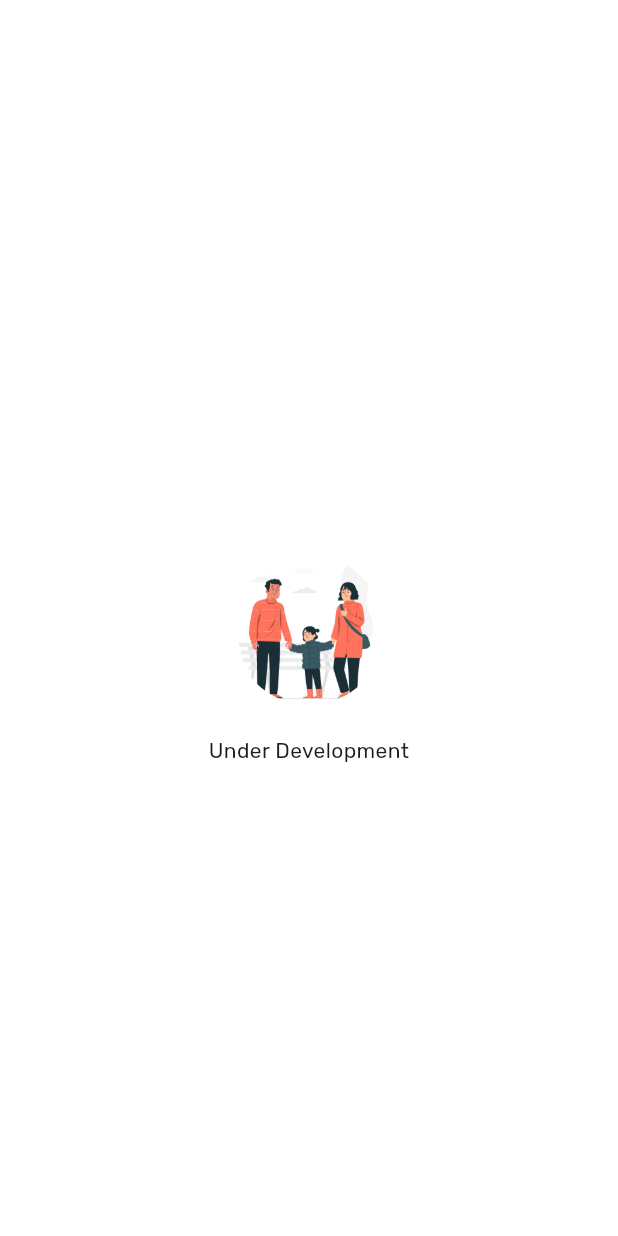
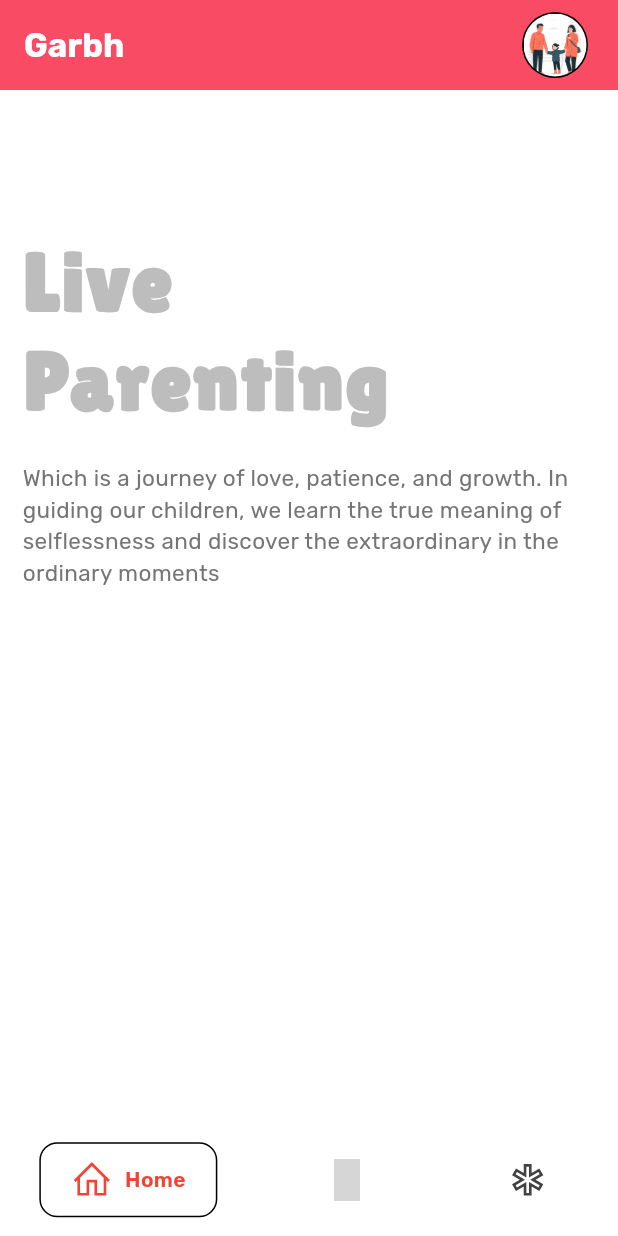
Before and after one commit to adarshnagrikar14/gsc24-garbh, a Flutter app: the ParentDashboard screen opened directly, on a phone screen of 412 x 824 dp. Run offline on Flutter 3.47's test engine with Material 3 defaults, Android fonts, the light colour scheme and no system bars; drawn by our look-alikes of google_nav_bar; our stand-ins replace firebase_auth, firebase_core, fl_chart, fluttertoast, gap, google_fonts and 4 more; accounts and stored records are empty; project files that could hold a hidden picture were left out; grey boxes are pictures that could not be loaded.

Commit message:
Parent Dashboard added

```diff
--- a/lib/dashboards/parent_dashboard.dart
+++ b/lib/dashboards/parent_dashboard.dart
@@ -1,5 +1,11 @@
+// ignore_for_file: deprecated_member_use
+
 import 'package:flutter/material.dart';
-import 'package:gap/gap.dart';
+import 'package:garbh/parent_screens/community_parent.dart';
+import 'package:garbh/parent_screens/discover_parent.dart';
+import 'package:garbh/parent_screens/home_parent.dart';
+import 'package:google_nav_bar/google_nav_bar.dart';
+import 'package:line_icons/line_icons.dart';
 
 class ParentDashboard extends StatefulWidget {
   const ParentDashboard({super.key});
@@ -9,32 +15,102 @@ class ParentDashboard extends StatefulWidget {
 }
 
 class _ParentDashboardState extends State<ParentDashboard> {
+  int _selectedIndex = 0;
+
+  Future<bool> onBackPress() {
+    if (_selectedIndex > 0) {
+      setState(() {
+        _selectedIndex = 0;
+      });
+      return Future.value(false);
+    } else {
+      return Future.value(true);
+    }
+  }
+
   @override
   Widget build(BuildContext context) {
-    return Scaffold(
-      appBar: AppBar(),
-      body: Hero(
-        tag: "parentimage",
-        child: Column(
-          mainAxisAlignment: MainAxisAlignment.center,
-          crossAxisAlignment: CrossAxisAlignment.center,
-          children: [
-            Center(
+    final List<Widget> widgetOptions = <Widget>[
+      const HomeScreenParent(),
+      const ParentCommunityScreen(),
+      const ParentDiscoverScreen(),
+    ];
+
+    Color redColor = const Color.fromARGB(255, 249, 76, 102);
+
+    return WillPopScope(
+      onWillPop: onBackPress,
+      child: Scaffold(
+        appBar: AppBar(
+          toolbarHeight: 60.0,
+          backgroundColor: redColor,
+          elevation: 1.0,
+          title: const Text(
+            "Garbh",
+            style: TextStyle(
+              color: Colors.white,
+              fontWeight: FontWeight.bold,
+            ),
+          ),
+          actions: [
+            Padding(
+              padding: const EdgeInsets.only(
+                top: 8.0,
+                left: 8.0,
+                right: 20.0,
+                bottom: 8.0,
+              ),
               child: ClipOval(
-                child: Image.asset(
-                  "assets/images/parent.jpg",
-                  width: 100.0,
-                  height: 100.0,
-                  fit: BoxFit.cover,
+                child: Container(
+                  color: Colors.black,
+                  padding: const EdgeInsets.all(1.0),
+                  child: Hero(
+                    tag: "parentimage",
+                    child: ClipOval(
+                      child: Image.asset(
+                        "assets/images/parent.jpg",
+                        fit: BoxFit.cover,
+                      ),
+                    ),
+                  ),
                 ),
               ),
             ),
-            const Gap(20.0),
-            const Text(
-              "Under Development",
-              textAlign: TextAlign.center,
-            ),
           ],
+        ),
+        body: widgetOptions.elementAt(_selectedIndex),
+        bottomNavigationBar: SizedBox(
+          height: 75.0,
+          child: GNav(
+            tabBorderRadius: 12,
+            tabActiveBorder: Border.all(color: Colors.black, width: 1),
+            gap: 8,
+            color: Colors.grey[800],
+            activeColor: Colors.red,
+            iconSize: 28,
+            mainAxisAlignment: MainAxisAlignment.spaceAround,
+            padding: const EdgeInsets.symmetric(horizontal: 20, vertical: 10),
+            tabs: const [
+              GButton(
+                icon: LineIcons.home,
+                text: 'Home',
+              ),
+              GButton(
+                icon: LineIcons.wiredNetwork,
+                text: 'Community',
+              ),
+              GButton(
+                icon: LineIcons.starOfLife,
+                text: 'Discover',
+              ),
+            ],
+            selectedIndex: _selectedIndex,
+            onTabChange: (index) {
+              setState(() {
+                _selectedIndex = index;
+              });
+            },
+          ),
         ),
       ),
     );
--- /dev/null
+++ b/lib/parent_screens/home_parent.dart
@@ -0,0 +1,82 @@
+import 'package:flutter/material.dart';
+import 'package:google_fonts/google_fonts.dart';
+import 'package:shared_preferences/shared_preferences.dart';
+
+class HomeScreenParent extends StatefulWidget {
+  const HomeScreenParent({super.key});
+
+  @override
+  State<HomeScreenParent> createState() => _HomeScreenParentState();
+}
+
+class _HomeScreenParentState extends State<HomeScreenParent> {
+  late String childmonth;
+
+  @override
+  void initState() {
+    super.initState();
+
+    childmonth = "";
+
+    getDateOfBirthOfChild();
+  }
+
+  Future<void> getDateOfBirthOfChild() async {
+    SharedPreferences prefs = await SharedPreferences.getInstance();
+    String? selectedDate = prefs.getString("selectedDateChild");
+
+    if (selectedDate != null) {
+      setState(() {
+        childmonth = selectedDate;
+      });
+    }
+  }
+
+  @override
+  Widget build(BuildContext context) {
+    return Scaffold(
+      body: SingleChildScrollView(
+        child: Padding(
+          padding: const EdgeInsets.all(
+            15.0,
+          ),
+          child: Column(
+            crossAxisAlignment: CrossAxisAlignment.start,
+            children: [
+              Padding(
+                padding: const EdgeInsets.only(
+                  top: 60.0,
+                  bottom: 60,
+                ),
+                child: Column(
+                  crossAxisAlignment: CrossAxisAlignment.start,
+                  children: [
+                    Text(childmonth),
+                    Text(
+                      "Live\nParenting",
+                      style: TextStyle(
+                        fontSize: 55.0,
+                        fontWeight: FontWeight.bold,
+                        color: Colors.grey.shade400,
+                        height: 1.2,
+                        letterSpacing: 1.5,
+                        fontFamily: GoogleFonts.lilitaOne().fontFamily,
+                      ),
+                    ),
+                    Text(
+                      "\nWhich is a journey of love, patience, and growth. In guiding our children, we learn the true meaning of selflessness and discover the extraordinary in the ordinary moments",
+                      style: TextStyle(
+                        fontSize: 15.0,
+                        color: Colors.grey.shade600,
+                      ),
+                    ),
+                  ],
+                ),
+              ),
+            ],
+          ),
+        ),
+      ),
+    );
+  }
+}
```
Also changed, not shown: lib/childdateselect.dart (added, +110 -0 lines), lib/parent_screens/community_parent.dart (added, +15 -0 lines), lib/parent_screens/discover_parent.dart (added, +15 -0 lines), lib/user-type/usertype.dart (+24 -1 lines).
